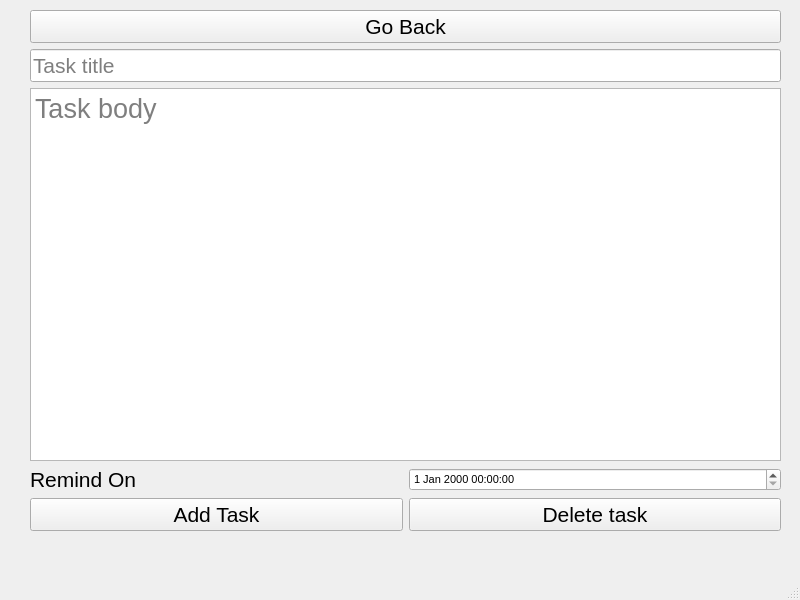
First picture: the form in V3/QtTask.ui, repository nishantHolla/TaskManager, before the edit.
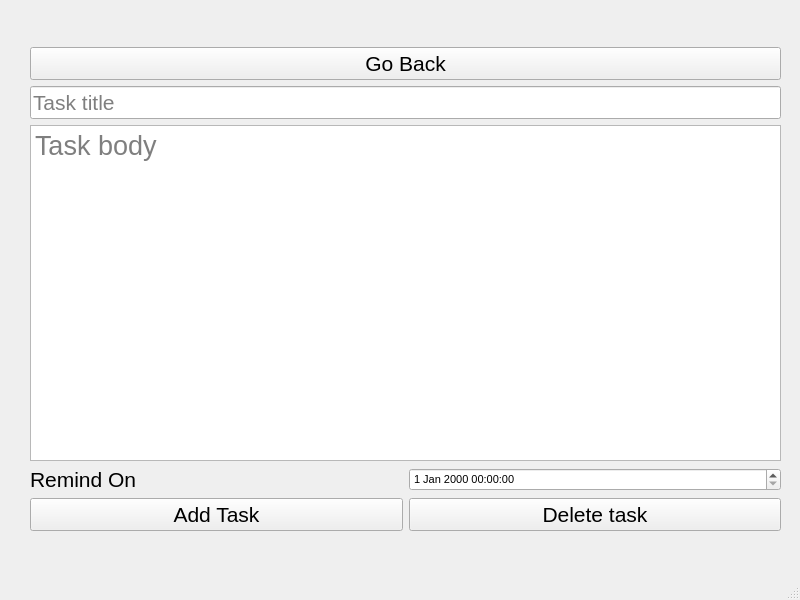
Second picture: the form after the edit.

Diff of the .ui file:
```diff
--- a/V3/QtTask.ui
+++ b/V3/QtTask.ui
@@ -2,6 +2,9 @@
 <ui version="4.0">
  <class>MainWindow</class>
  <widget class="QMainWindow" name="MainWindow">
+  <property name="enabled">
+   <bool>true</bool>
+  </property>
   <property name="geometry">
    <rect>
     <x>0</x>
@@ -29,6 +32,27 @@
      </rect>
     </property>
     <layout class="QVBoxLayout" name="taskMainLayout">
+     <item>
+      <widget class="QLabel" name="errorLabel">
+       <property name="enabled">
+        <bool>true</bool>
+       </property>
+       <property name="font">
+        <font>
+         <pointsize>20</pointsize>
+        </font>
+       </property>
+       <property name="styleSheet">
+        <string notr="true">color: &quot;red&quot;;</string>
+       </property>
+       <property name="text">
+        <string/>
+       </property>
+       <property name="alignment">
+        <set>Qt::AlignCenter</set>
+       </property>
+      </widget>
+     </item>
      <item>
       <widget class="QPushButton" name="taskBackButton">
        <property name="font">
```
